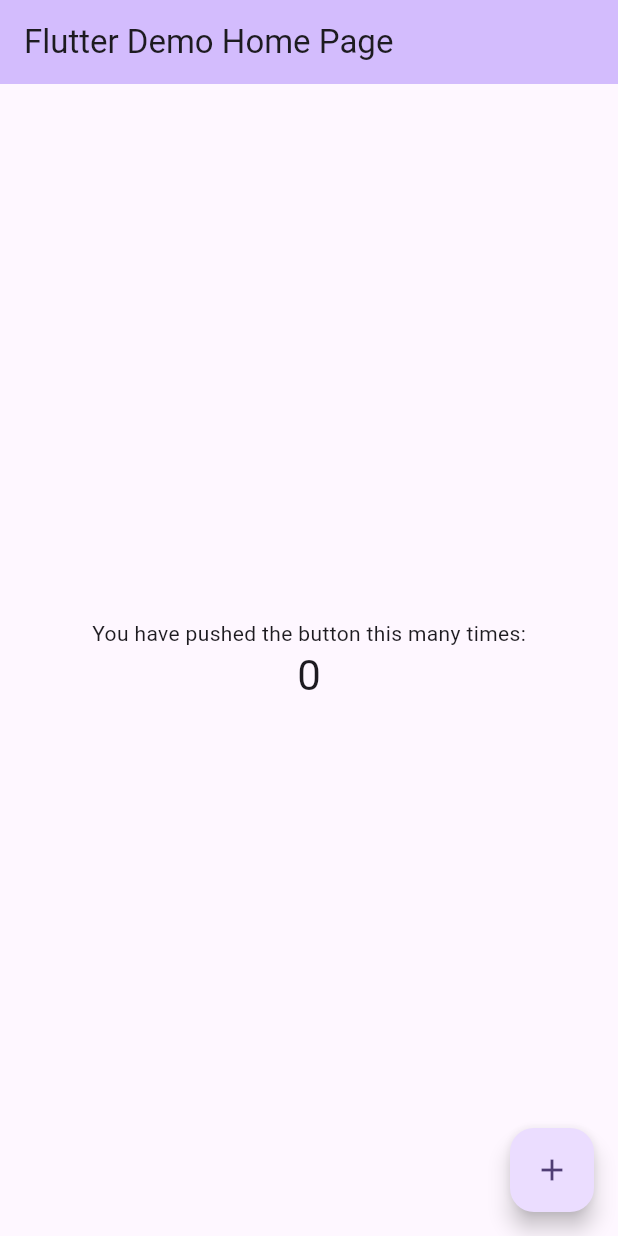
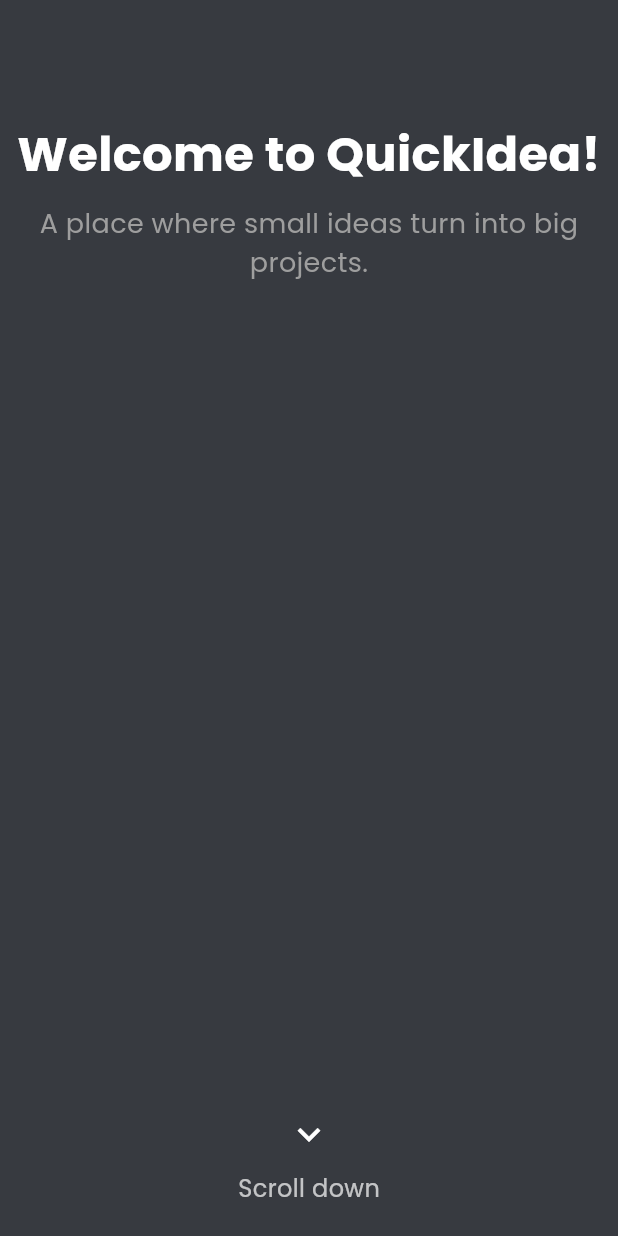
Before and after one commit to adriigarr/QuickIdea, a Flutter app: the screen it shows after launch, on a phone screen of 412 x 824 dp. Run offline on Flutter 3.47's test engine with Material 3 defaults, Android fonts, the phone set to English and light mode, and no system bars.

Commit message:
start up page with scroll down effect

```diff
--- a/quickidea/lib/main.dart
+++ b/quickidea/lib/main.dart
@@ -7,119 +7,169 @@ void main() {
 class MyApp extends StatelessWidget {
   const MyApp({super.key});
 
-  // This widget is the root of your application.
   @override
   Widget build(BuildContext context) {
     return MaterialApp(
-      title: 'Flutter Demo',
+      title: 'QuickIdea',
       theme: ThemeData(
-        // This is the theme of your application.
-        //
-        // TRY THIS: Try running your application with "flutter run". You'll see
-        // the application has a purple toolbar. Then, without quitting the app,
-        // try changing the seedColor in the colorScheme below to Colors.green
-        // and then invoke "hot reload" (save your changes or press the "hot
-        // reload" button in a Flutter-supported IDE, or press "r" if you used
-        // the command line to start the app).
-        //
-        // Notice that the counter didn't reset back to zero; the application
-        // state is not lost during the reload. To reset the state, use hot
-        // restart instead.
-        //
-        // This works for code too, not just values: Most code changes can be
-        // tested with just a hot reload.
-        colorScheme: ColorScheme.fromSeed(seedColor: Colors.deepPurple),
+        colorScheme: ColorScheme.fromSeed(seedColor: Colors.blue),
         useMaterial3: true,
+        fontFamily: 'Poppins',
       ),
-      home: const MyHomePage(title: 'Flutter Demo Home Page'),
+      home: const MyHomePage(),
     );
   }
 }
 
 class MyHomePage extends StatefulWidget {
-  const MyHomePage({super.key, required this.title});
-
-  // This widget is the home page of your application. It is stateful, meaning
-  // that it has a State object (defined below) that contains fields that affect
-  // how it looks.
-
-  // This class is the configuration for the state. It holds the values (in this
-  // case the title) provided by the parent (in this case the App widget) and
-  // used by the build method of the State. Fields in a Widget subclass are
-  // always marked "final".
-
-  final String title;
+  const MyHomePage({super.key});
 
   @override
-  State<MyHomePage> createState() => _MyHomePageState();
+  MyHomePageState createState() => MyHomePageState();
 }
 
-class _MyHomePageState extends State<MyHomePage> {
-  int _counter = 0;
+class MyHomePageState extends State<MyHomePage> {
+  bool _showButtons = false;
 
-  void _incrementCounter() {
+  void _onScroll(double offset) {
     setState(() {
-      // This call to setState tells the Flutter framework that something has
-      // changed in this State, which causes it to rerun the build method below
-      // so that the display can reflect the updated values. If we changed
-      // _counter without calling setState(), then the build method would not be
-      // called again, and so nothing would appear to happen.
-      _counter++;
+      _showButtons = offset > 100;
     });
   }
 
   @override
   Widget build(BuildContext context) {
-    // This method is rerun every time setState is called, for instance as done
-    // by the _incrementCounter method above.
-    //
-    // The Flutter framework has been optimized to make rerunning build methods
-    // fast, so that you can just rebuild anything that needs updating rather
-    // than having to individually change instances of widgets.
     return Scaffold(
-      appBar: AppBar(
-        // TRY THIS: Try changing the color here to a specific color (to
-        // Colors.amber, perhaps?) and trigger a hot reload to see the AppBar
-        // change color while the other colors stay the same.
-        backgroundColor: Theme.of(context).colorScheme.inversePrimary,
-        // Here we take the value from the MyHomePage object that was created by
-        // the App.build method, and use it to set our appbar title.
-        title: Text(widget.title),
+      backgroundColor: const Color(0xFF373A40),
+      body: Stack(
+        children: [
+          NotificationListener<ScrollNotification>(
+            onNotification: (ScrollNotification scrollInfo) {
+              if (scrollInfo.metrics.axis == Axis.vertical) {
+                _onScroll(scrollInfo.metrics.pixels);
+              }
+              return true;
+            },
+            child: SingleChildScrollView(
+              child: Column(
+                children: <Widget>[
+                  SizedBox(
+                    height: MediaQuery.of(context)
+                        .size
+                        .height, // Space for scrolling
+                    child: Center(
+                      child: AnimatedOpacity(
+                        opacity: _showButtons ? 0.0 : 1.0,
+                        duration: const Duration(milliseconds: 500),
+                        child: const Column(
+                          mainAxisAlignment: MainAxisAlignment.end,
+                          children: [
+                            Icon(
+                              Icons
+                                  .keyboard_arrow_down, // Built-in Flutter icon
+                              color: Colors.white,
+                              size: 30,
                             ),
-      body: Center(
-        // Center is a layout widget. It takes a single child and positions it
-        // in the middle of the parent.
+                            SizedBox(height: 10),
+                            Text(
+                              'Scroll down',
+                              style: TextStyle(
+                                color: Colors.white70,
+                                fontSize: 16,
+                              ),
+                            ),
+                            SizedBox(
+                                height:
+                                    20), // Add some spacing to avoid overlap
+                          ],
+                        ),
+                      ),
+                    ),
+                  ),
+                  AnimatedOpacity(
+                    opacity: _showButtons ? 1.0 : 0.0,
+                    duration: const Duration(milliseconds: 500),
                     child: Column(
-          // Column is also a layout widget. It takes a list of children and
-          // arranges them vertically. By default, it sizes itself to fit its
-          // children horizontally, and tries to be as tall as its parent.
-          //
-          // Column has various properties to control how it sizes itself and
-          // how it positions its children. Here we use mainAxisAlignment to
-          // center the children vertically; the main axis here is the vertical
-          // axis because Columns are vertical (the cross axis would be
-          // horizontal).
-          //
-          // TRY THIS: Invoke "debug painting" (choose the "Toggle Debug Paint"
-          // action in the IDE, or press "p" in the console), to see the
-          // wireframe for each widget.
-          mainAxisAlignment: MainAxisAlignment.center,
-          children: <Widget>[
-            const Text(
-              'You have pushed the button this many times:',
+                      children: [
+                        ElevatedButton(
+                          onPressed: () {
+                            // Add your sign-in functionality here
+                          },
+                          style: ElevatedButton.styleFrom(
+                            foregroundColor: Colors.black,
+                            backgroundColor: Colors.white,
+                            minimumSize: const Size(200, 50),
+                            shape: RoundedRectangleBorder(
+                              borderRadius: BorderRadius.circular(25),
                             ),
-            Text(
-              '$_counter',
-              style: Theme.of(context).textTheme.headlineMedium,
+                          ),
+                          child: const Text(
+                            'Sign In',
+                            style: TextStyle(
+                              fontSize: 18,
+                            ),
+                          ),
+                        ),
+                        const SizedBox(height: 20),
+                        ElevatedButton(
+                          onPressed: () {
+                            // Add your sign-up functionality here
+                          },
+                          style: ElevatedButton.styleFrom(
+                            foregroundColor: Colors.black,
+                            backgroundColor: Colors.white,
+                            minimumSize: const Size(200, 50),
+                            shape: RoundedRectangleBorder(
+                              borderRadius: BorderRadius.circular(25),
+                            ),
+                          ),
+                          child: const Text(
+                            'Sign Up',
+                            style: TextStyle(
+                              fontSize: 18,
+                            ),
+                          ),
+                        ),
+                        const SizedBox(
+                            height: 300), // Extra space for scrolling
+                      ],
+                    ),
                   ),
                 ],
               ),
             ),
-      floatingActionButton: FloatingActionButton(
-        onPressed: _incrementCounter,
-        tooltip: 'Increment',
-        child: const Icon(Icons.add),
-      ), // This trailing comma makes auto-formatting nicer for build methods.
+          ),
+          // Fixed title and subtitle
+          const Positioned(
+            top: 80, // Adjust this value to move the title up or down
+            left: 0,
+            right: 0,
+            child: Column(
+              mainAxisAlignment: MainAxisAlignment.start,
+              children: <Widget>[
+                Text(
+                  'Welcome to QuickIdea!',
+                  style: TextStyle(
+                    fontSize: 32,
+                    fontWeight: FontWeight.bold,
+                    color: Colors.white,
+                  ),
+                  textAlign: TextAlign.center,
+                ),
+                SizedBox(height: 10),
+                Text(
+                  'A place where small ideas turn into big projects.',
+                  style: TextStyle(
+                    fontSize: 18,
+                    color: Colors.grey,
+                  ),
+                  textAlign: TextAlign.center,
+                ),
+              ],
+            ),
+          ),
+        ],
+      ),
     );
   }
 }
```
Also changed, not shown: quickidea/pubspec.yaml (+10 -70 lines), quickidea/assets/fonts/Poppins-Bold.ttf (added), quickidea/assets/fonts/Poppins-Regular.ttf (added), quickidea/pubspec.lock, 1 other file. Lines whose indentation alone changed are shown as unchanged.
